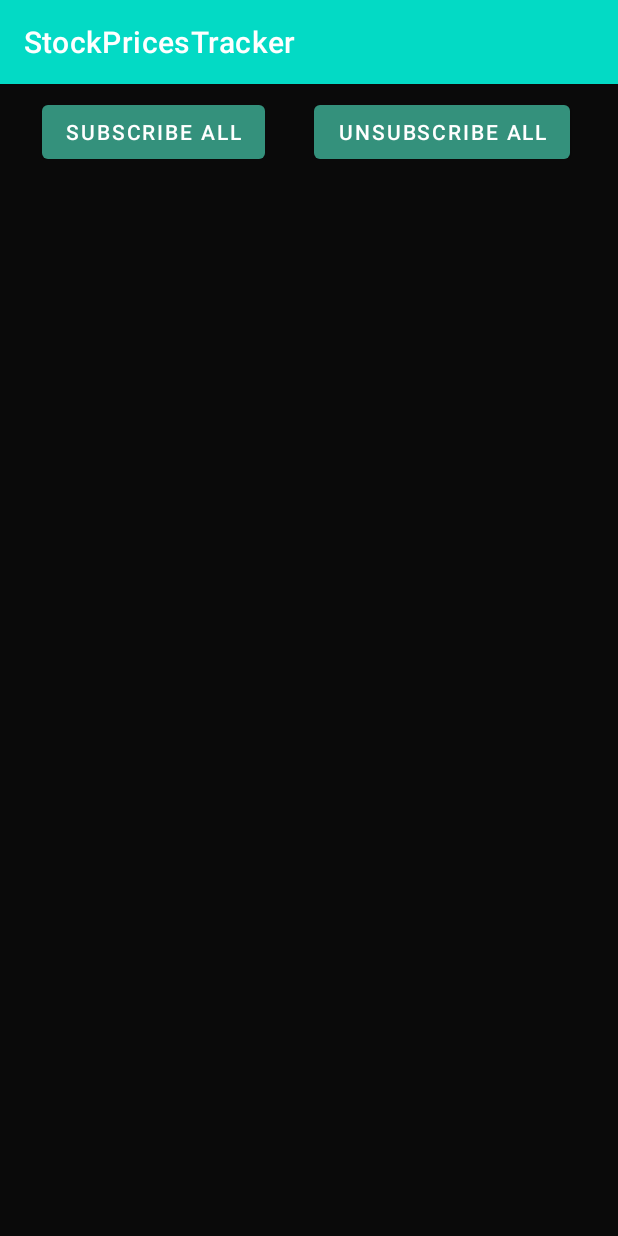
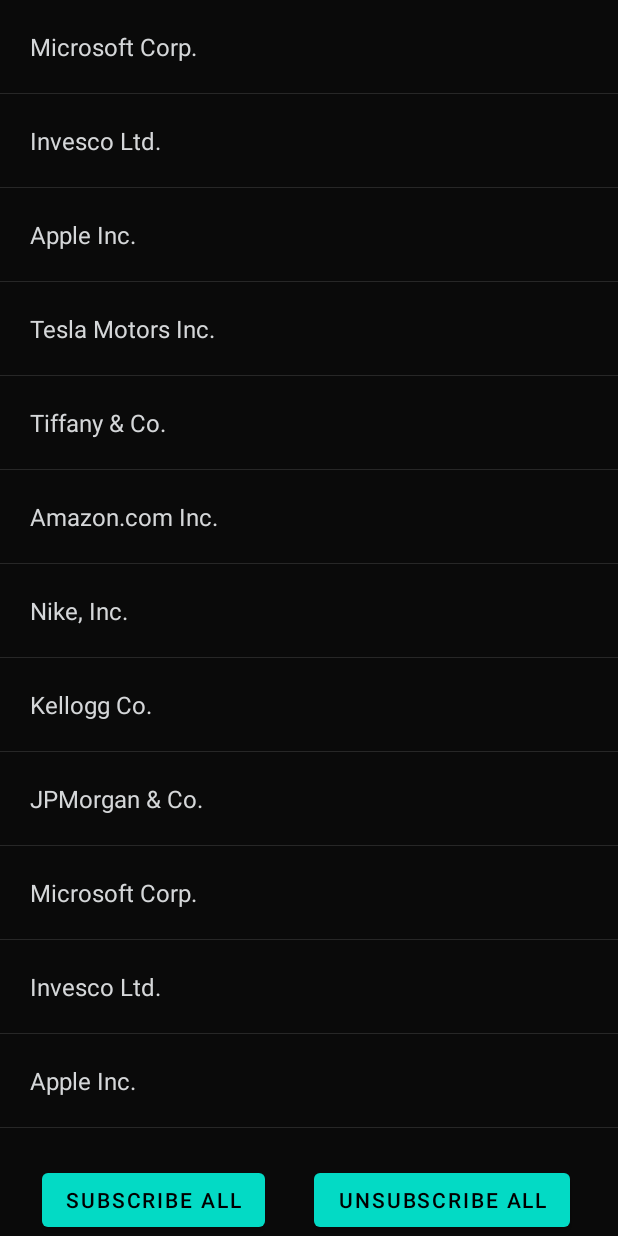
Before and after one commit to GianlucaVeschi/StockPricesTracker, an Android app: the screen it shows after launch (MainActivity), on a phone screen of 412 x 824 dp. Run offline under Robolectric (Android 15) with nearby library versions, the phone set to English and light mode, and no system bars; our stand-ins replace Dagger/Hilt's generated code, Timber, data binding; 1 statement that could not run was skipped.

Commit message:
Add Hilt, RecyclerView Adapter using hardcoded data

```diff
--- a/app/src/main/java/com/gianlucaveschi/stockpricestracker/MainActivity.kt
+++ b/app/src/main/java/com/gianlucaveschi/stockpricestracker/MainActivity.kt
@@ -3,7 +3,10 @@ package com.gianlucaveschi.stockpricestracker
 import androidx.appcompat.app.AppCompatActivity
 import android.os.Bundle
 import com.gianlucaveschi.stockpricestracker.ui.main.MainFragment
+import dagger.hilt.android.AndroidEntryPoint
+import timber.log.Timber
 
+@AndroidEntryPoint
 class MainActivity : AppCompatActivity() {
 
     override fun onCreate(savedInstanceState: Bundle?) {
--- a/app/src/main/java/com/gianlucaveschi/stockpricestracker/StockPricesTrackerApplication.kt
+++ b/app/src/main/java/com/gianlucaveschi/stockpricestracker/StockPricesTrackerApplication.kt
@@ -1,11 +1,17 @@
 package com.gianlucaveschi.stockpricestracker
 
 import android.app.Application
+import dagger.hilt.android.HiltAndroidApp
+import timber.log.Timber
 
+@HiltAndroidApp
 class StockPricesTrackerApplication : Application() {
 
     override fun onCreate() {
         super.onCreate()
+        if (BuildConfig.DEBUG) {
+            Timber.plant(Timber.DebugTree())
+        }
     }
 
 }
--- a/app/src/main/java/com/gianlucaveschi/stockpricestracker/domain/StockPriceModel.kt
+++ b/app/src/main/java/com/gianlucaveschi/stockpricestracker/domain/StockPriceModel.kt
@@ -7,13 +7,13 @@ data class StockPriceModel(
   val stock: StockModel,
   val price: BigDecimal? = null
 ) {
-  fun getPriceFormatted(): String {
+  fun getFormattedPrice(): String {
     return if (price == null) "--"
     else Utils.formatAmountWithCurrency(price)
   }
 }
 
 data class StockModel(
-  val isin: String,
-  val name: String
+  val name: String,
+  val isin: String
 )
--- a/app/src/main/java/com/gianlucaveschi/stockpricestracker/ui/main/MainFragment.kt
+++ b/app/src/main/java/com/gianlucaveschi/stockpricestracker/ui/main/MainFragment.kt
@@ -5,12 +5,22 @@ import androidx.fragment.app.Fragment
 import android.view.LayoutInflater
 import android.view.View
 import android.view.ViewGroup
+import androidx.core.content.ContextCompat
+import androidx.recyclerview.widget.DividerItemDecoration
+import androidx.recyclerview.widget.RecyclerView
+import com.gianlucaveschi.stockpricestracker.R
 import com.gianlucaveschi.stockpricestracker.databinding.MainFragmentBinding
+import com.gianlucaveschi.stockpricestracker.domain.StockModel
+import com.gianlucaveschi.stockpricestracker.domain.StockPriceModel
+import com.gianlucaveschi.stockpricestracker.util.LinearLayoutManager
+import dagger.hilt.android.AndroidEntryPoint
 
+@AndroidEntryPoint
 class MainFragment : Fragment() {
 
     private lateinit var binding: MainFragmentBinding
     private lateinit var viewModel: MainViewModel
+    private val stockPricesAdapter by lazy { StockPricesAdapter(stockModelsList) }
 
     override fun onCreateView(
         inflater: LayoutInflater,
@@ -21,4 +31,48 @@ class MainFragment : Fragment() {
         return binding.root
     }
 
+    override fun onViewCreated(view: View, savedInstanceState: Bundle?) {
+        super.onViewCreated(view, savedInstanceState)
+        setUpRecyclerView()
+    }
+
+    private fun setUpRecyclerView() {
+        binding.rvStockPrices.adapter = stockPricesAdapter
+        binding.rvStockPrices.setup()
+    }
+
+    fun RecyclerView.setup(removeDivider: Boolean = false, animateItems: Boolean = false) {
+        layoutManager = LinearLayoutManager(context, animateItems)
+
+        if (!removeDivider) {
+            val itemDecorator = DividerItemDecoration(context, DividerItemDecoration.VERTICAL)
+            itemDecorator.setDrawable(ContextCompat.getDrawable(context, R.drawable.recyclerview_divider)!!)
+            addItemDecoration(itemDecorator)
+        }
+
+    }
+
+    companion object {
+        val stockModelsList: List<StockPriceModel> = listOf(
+            StockPriceModel(StockModel("Microsoft Corp.", "US5949181045"), 2103.toBigDecimal()),
+            StockPriceModel(StockModel("Invesco Ltd.", "BMG491BT1088"), 473298.toBigDecimal()),
+            StockPriceModel(StockModel("Apple Inc.", "US0378331005"), 21054233.toBigDecimal()),
+            StockPriceModel(StockModel("Tesla Motors Inc.", "US88160R1014"), 321.toBigDecimal()),
+            StockPriceModel(StockModel("Tiffany & Co.", "US8865471085"), 765.toBigDecimal()),
+            StockPriceModel(StockModel("Amazon.com Inc.", "US0231351067"), 124.toBigDecimal()),
+            StockPriceModel(StockModel("Nike, Inc.", "US6541061031"), 233.toBigDecimal()),
+            StockPriceModel(StockModel("Kellogg Co.", "US4878361082"), 443.toBigDecimal()),
+            StockPriceModel(StockModel("JPMorgan & Co.", "US46625H1005"), 22.toBigDecimal()),
+            StockPriceModel(StockModel("Microsoft Corp.", "US5949181045"), 2103.toBigDecimal()),
+            StockPriceModel(StockModel("Invesco Ltd.", "BMG491BT1088"), 473298.toBigDecimal()),
+            StockPriceModel(StockModel("Apple Inc.", "US0378331005"), 21054233.toBigDecimal()),
+            StockPriceModel(StockModel("Tesla Motors Inc.", "US88160R1014"), 321.toBigDecimal()),
+            StockPriceModel(StockModel("Tiffany & Co.", "US8865471085"), 765.toBigDecimal()),
+            StockPriceModel(StockModel("Amazon.com Inc.", "US0231351067"), 124.toBigDecimal()),
+            StockPriceModel(StockModel("Nike, Inc.", "US6541061031"), 233.toBigDecimal()),
+            StockPriceModel(StockModel("Kellogg Co.", "US4878361082"), 443.toBigDecimal()),
+            StockPriceModel(StockModel("JPMorgan & Co.", "US46625H1005"), 22.toBigDecimal())
+        )
+    }
+
 }
--- /dev/null
+++ b/app/src/main/java/com/gianlucaveschi/stockpricestracker/ui/main/StockPricesAdapter.kt
@@ -0,0 +1,36 @@
+package com.gianlucaveschi.stockpricestracker.ui.main
+
+import android.view.LayoutInflater
+import android.view.ViewGroup
+import androidx.recyclerview.widget.RecyclerView
+import com.gianlucaveschi.stockpricestracker.databinding.ItemViewStockPriceBinding
+import com.gianlucaveschi.stockpricestracker.domain.StockPriceModel
+
+class StockPricesAdapter(
+    private val data: List<StockPriceModel>
+) : RecyclerView.Adapter<StockPricesAdapter.SPViewHolder>() {
+
+    override fun onCreateViewHolder(parent: ViewGroup, viewType: Int): SPViewHolder {
+        return SPViewHolder(ItemViewStockPriceBinding.inflate(LayoutInflater.from(parent.context), parent, false))
+    }
+
+    override fun onBindViewHolder(holder: SPViewHolder, position: Int) {
+        holder.apply {
+            bind(getItem(position))
+        }
+    }
+
+    override fun getItemCount(): Int = data.size
+
+    private fun getItem(position: Int) = data[position]
+
+    inner class SPViewHolder(private val binding: ItemViewStockPriceBinding) :
+        RecyclerView.ViewHolder(binding.root) {
+        fun bind(stockPriceModel: StockPriceModel) {
+            binding.apply {
+                stockModel = stockPriceModel
+                executePendingBindings()
+            }
+        }
+    }
+}
--- /dev/null
+++ b/app/src/main/java/com/gianlucaveschi/stockpricestracker/util/LinearLayoutManager.kt
@@ -0,0 +1,13 @@
+package com.gianlucaveschi.stockpricestracker.util
+
+import android.content.Context
+import androidx.recyclerview.widget.LinearLayoutManager
+
+class LinearLayoutManager(
+    context: Context,
+    private val animateItems: Boolean
+) : LinearLayoutManager(context) {
+    override fun supportsPredictiveItemAnimations(): Boolean {
+        return if (animateItems) true else super.supportsPredictiveItemAnimations()
+    }
+}
--- /dev/null
+++ b/app/src/main/res/drawable/recyclerview_divider.xml
@@ -0,0 +1,6 @@
+<?xml version="1.0" encoding="UTF-8"?>
+<shape xmlns:android="http://schemas.android.com/apk/res/android"
+    android:shape="rectangle">
+    <solid android:color="@color/divider"/>
+    <size android:height="0.8dp"/>
+</shape>
--- a/app/src/main/res/layout/item_view_stock_price.xml
+++ b/app/src/main/res/layout/item_view_stock_price.xml
@@ -27,16 +27,17 @@
         app:layout_constraintBottom_toBottomOf="parent"
         app:layout_constraintStart_toStartOf="parent"
         app:layout_constraintTop_toTopOf="parent"
-        tools:text="isin" />
+        tools:text="name" />
 
     <TextView
         style="@style/style_16_medium"
         android:layout_width="wrap_content"
         android:layout_height="wrap_content"
-        android:text="@{stockModel.priceFormatted}"
+        android:text="@{stockModel.formattedPrice}"
         app:layout_constraintEnd_toEndOf="parent"
         app:layout_constraintTop_toTopOf="parent"
         tools:text="price" />
+
   </androidx.constraintlayout.widget.ConstraintLayout>
 
 </layout>
--- a/app/src/main/res/layout/main_fragment.xml
+++ b/app/src/main/res/layout/main_fragment.xml
@@ -17,36 +17,41 @@
         android:background="@color/color_screen_bg"
         android:orientation="vertical">
 
-        <Button
-            android:id="@+id/btnSubscribe"
-            app:backgroundTint="@color/green"
-            android:layout_width="wrap_content"
-            android:layout_height="wrap_content"
-            android:layout_marginStart="28dp"
-            android:layout_marginTop="8dp"
-            android:text="@string/subscribe"
-            app:layout_constraintStart_toStartOf="parent"
-            app:layout_constraintTop_toTopOf="parent" />
-
-        <Button
-            android:id="@+id/btnUnsubscribe"
-            app:backgroundTint="@color/green"
-            android:layout_width="wrap_content"
-            android:layout_height="wrap_content"
-            android:text="@string/unsubscribe"
-            app:layout_constraintEnd_toEndOf="parent"
-            app:layout_constraintStart_toEndOf="@id/btnSubscribe"
-            app:layout_constraintTop_toTopOf="@id/btnSubscribe" />
-
         <androidx.recyclerview.widget.RecyclerView
             android:id="@+id/rvStockPrices"
             android:layout_width="match_parent"
             android:layout_height="0dp"
-            android:layout_marginTop="10dp"
-            tools:listitem="@layout/item_view_stock_price"
+            android:layout_marginBottom="2dp"
             app:layout_behavior="@string/appbar_scrolling_view_behavior"
+            app:layout_constraintBottom_toTopOf="@+id/btnSubscribe"
+            app:layout_constraintEnd_toEndOf="parent"
+            app:layout_constraintStart_toStartOf="parent"
+            app:layout_constraintTop_toTopOf="parent"
+            tools:listitem="@layout/item_view_stock_price" />
+
+        <Button
+            android:id="@+id/btnSubscribe"
+            android:layout_width="wrap_content"
+            android:layout_height="wrap_content"
+            android:layout_marginStart="28dp"
+            android:text="@string/subscribe"
+            android:textColor="@color/black"
+            app:backgroundTint="@color/teal_200"
             app:layout_constraintBottom_toBottomOf="parent"
-            app:layout_constraintTop_toBottomOf="@id/btnSubscribe" />
+            app:layout_constraintStart_toStartOf="parent" />
+
+        <Button
+            android:id="@+id/btnUnsubscribe"
+            android:layout_width="wrap_content"
+            android:layout_height="wrap_content"
+            android:layout_marginTop="1dp"
+            android:text="@string/unsubscribe"
+            android:textColor="@color/black"
+            app:backgroundTint="@color/teal_200"
+            app:layout_constraintBottom_toBottomOf="@id/btnSubscribe"
+            app:layout_constraintEnd_toEndOf="parent"
+            app:layout_constraintStart_toEndOf="@id/btnSubscribe"
+            app:layout_constraintTop_toBottomOf="@+id/rvStockPrices" />
 
     </androidx.constraintlayout.widget.ConstraintLayout>
 </layout>
--- a/app/src/main/res/values/themes.xml
+++ b/app/src/main/res/values/themes.xml
@@ -1,10 +1,13 @@
 <resources xmlns:tools="http://schemas.android.com/tools">
     <!-- Base application theme. -->
-    <style name="Theme.StockPricesTracker" parent="Theme.MaterialComponents.DayNight.DarkActionBar">
+    <style name="Theme.StockPricesTracker" parent="Theme.MaterialComponents.DayNight.NoActionBar">
+
         <!-- Primary brand color. -->
         <item name="colorPrimary">@color/teal_200</item>
         <item name="colorPrimaryVariant">@color/teal_700</item>
-        <item name="colorOnPrimary">@color/white</item>
+        <item name="colorOnPrimary">@color/black</item>
+<!--        <item name="android:textColor">@color/black</item>-->
+
         <!-- Secondary brand color. -->
         <item name="colorSecondary">@color/purple_200</item>
         <item name="colorSecondaryVariant">@color/purple_500</item>
```
Also changed, not shown: app/build.gradle (+10 -1 lines), build.gradle (+9 -6 lines), 1 other file.
